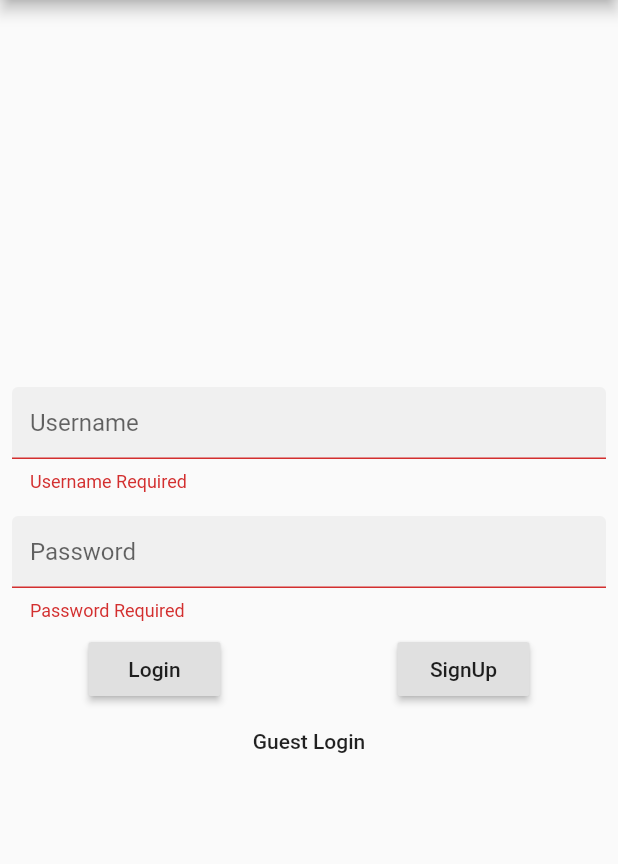
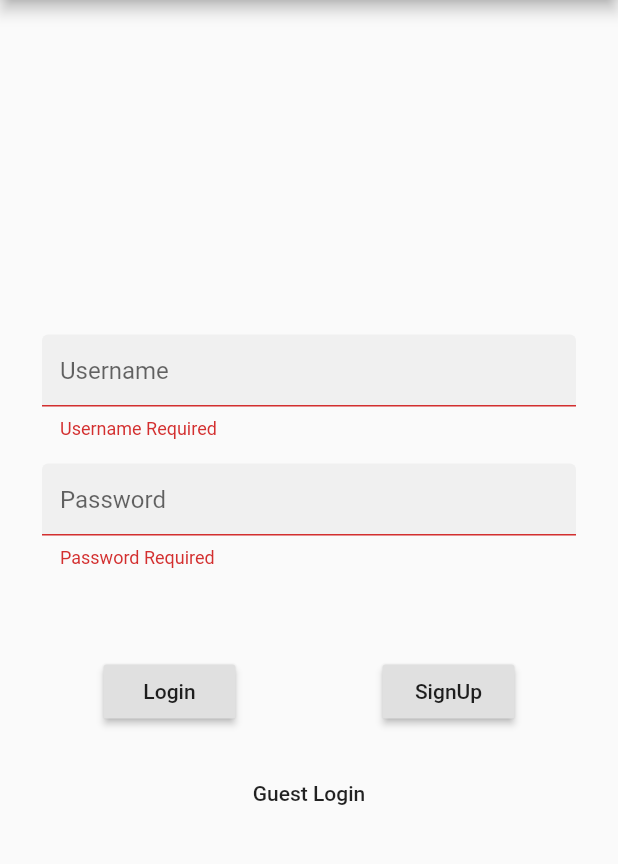
Before and after one commit to rodydavis/firebase.dart, a Flutter app: the screen it shows after launch, after a tap on "Login", on a phone screen of 412 x 824 dp, the part 84-948 px from its top. Run offline on Flutter 3.47's test engine with Material 2 defaults, Android fonts, the phone set to English and light mode, and no system bars; missing offline and left inert: dart:html.

```diff
--- a/example/lib/main.dart
+++ b/example/lib/main.dart
@@ -1,3 +1,5 @@
+import 'dart:convert';
+
 import 'package:example/creds.dart';
 import 'package:flutter/material.dart';
 import 'package:firebase_rest_api/api.dart';
@@ -57,10 +59,59 @@ class _MyHomePageState extends State<MyHomePage> {
               )
           ],
         ),
-      body: Builder(
-        builder: (_) {
+        body: Builder(builder: (_) {
+          if (_client != null && _client.isAuthorized) {
+            // print('Token: ${_client.token.idToken}');
+            return _buildHome(context);
+          }
+
           final client = FirestoreClient(firebaseApp);
-          if (_client == null || !_client.isAuthorized) {
+          return Padding(
+            padding: const EdgeInsets.all(20.0),
+            child: _buildLogin(client),
+          );
+        }));
+  }
+
+  Widget _buildHome(BuildContext context) {
+    return SafeArea(
+      child: Center(
+        child: Column(
+          children: <Widget>[
+            Expanded(
+              child: FutureBuilder<FirebaseUser>(
+                  future: _client.getCurrentUser(),
+                  builder: (context, snapshot) {
+                    if (snapshot.hasData) {
+                      JsonEncoder encoder = new JsonEncoder.withIndent('  ');
+                      String prettyprint = encoder.convert(snapshot.data.json);
+                      debugPrint(prettyprint);
+                      return Center(
+                          child: Text(
+                        prettyprint,
+                      ));
+                    }
+                    return Center(
+                      child: CircularProgressIndicator(),
+                    );
+                  }),
+            ),
+            // RaisedButton.icon(
+            //   icon: Icon(Icons.people),
+            //   label: Text('Get Users'),
+            //   onPressed: () => Navigator.push(
+            //       context,
+            //       MaterialPageRoute(
+            //         builder: (_) => UsesExample(client: _client),
+            //       )),
+            // ),
+          ],
+        ),
+      ),
+    );
+  }
+
+  Widget _buildLogin(FirestoreClient client) {
     return Center(
       child: Form(
         key: _formKey,
@@ -70,24 +121,21 @@ class _MyHomePageState extends State<MyHomePage> {
             Padding(
               padding: const EdgeInsets.all(8.0),
               child: TextFormField(
-                        decoration:
-                            InputDecoration(filled: true, hintText: 'Username'),
+                decoration: InputDecoration(filled: true, hintText: 'Username'),
                 onSaved: (val) => _username = val,
-                        validator: (val) =>
-                            val.isEmpty ? 'Username Required' : null,
+                validator: (val) => val.isEmpty ? 'Username Required' : null,
               ),
             ),
             Padding(
               padding: const EdgeInsets.all(8.0),
               child: TextFormField(
-                        decoration:
-                            InputDecoration(filled: true, hintText: 'Password'),
+                decoration: InputDecoration(filled: true, hintText: 'Password'),
                 onSaved: (val) => _password = val,
-                        validator: (val) =>
-                            val.isEmpty ? 'Password Required' : null,
+                validator: (val) => val.isEmpty ? 'Password Required' : null,
                 obscureText: true,
               ),
             ),
+            Container(height: 50),
             if (!_loading) ...[
               Flex(
                 direction: Axis.horizontal,
@@ -125,6 +173,7 @@ class _MyHomePageState extends State<MyHomePage> {
                   ),
                 ],
               ),
+              Container(height: 20),
               FlatButton(
                 child: Text('Guest Login'),
                 onPressed: () async {
@@ -141,43 +190,6 @@ class _MyHomePageState extends State<MyHomePage> {
             if (_loading) ...[CircularProgressIndicator()],
           ],
         ),
-              ),
-            );
-          }
-
-          return SafeArea(
-            child: Center(
-              child: Column(
-                children: <Widget>[
-                  Expanded(
-                    child: FutureBuilder<FirebaseUser>(
-                        future: client.getCurrentUser(),
-                        builder: (context, snapshot) {
-                          if (snapshot.hasData) {
-                            return Center(
-                                child: Text(
-                              snapshot.data.json.toString(),
-                            ));
-                          }
-                          return Center(
-                            child: CircularProgressIndicator(),
-                          );
-                        }),
-                  ),
-                  RaisedButton.icon(
-                    icon: Icon(Icons.people),
-                    label: Text('Get Users'),
-                    onPressed: () => Navigator.push(
-                        context,
-                        MaterialPageRoute(
-                          builder: (_) => UsesExample(client: _client),
-                        )),
-                  ),
-                ],
-              ),
-            ),
-          );
-        },
       ),
     );
   }
--- a/lib/src/impl/common/http.dart
+++ b/lib/src/impl/common/http.dart
@@ -31,7 +31,7 @@ abstract class FirestoreHttpClient implements FirestoreClient {
   }
 
   @override
-  bool get isAuthorized => isCurrentTokenValid(true);
+  bool get isAuthorized => isCurrentTokenValid(false);
 
   @override
   Future login(String email, String password) async {
--- a/lib/src/token.dart
+++ b/lib/src/token.dart
@@ -50,7 +50,7 @@ class FirestoreJsonAccessToken extends FirestoreAccessToken {
   String get kind => json['kind'] as String;
 
   @override
-  String get idToken => json['id_token'] as String;
+  String get idToken => json['idToken'];
 
   @override
   String get localId => json['localId'] as String;
```
Lines whose indentation alone changed are shown as unchanged.
